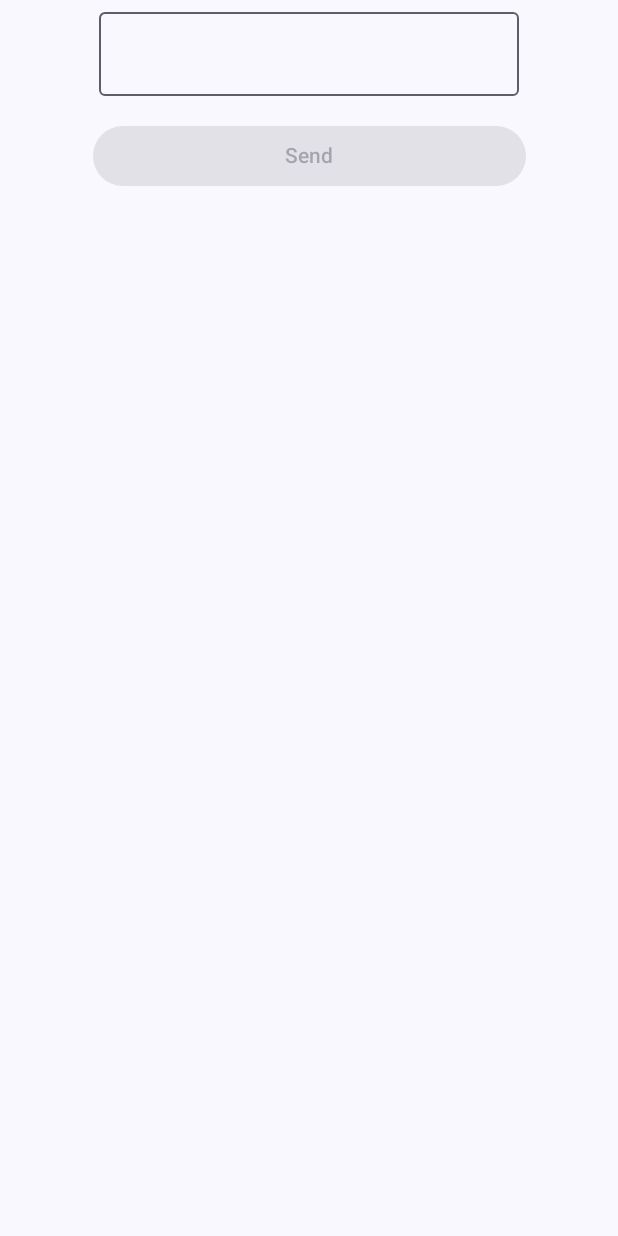
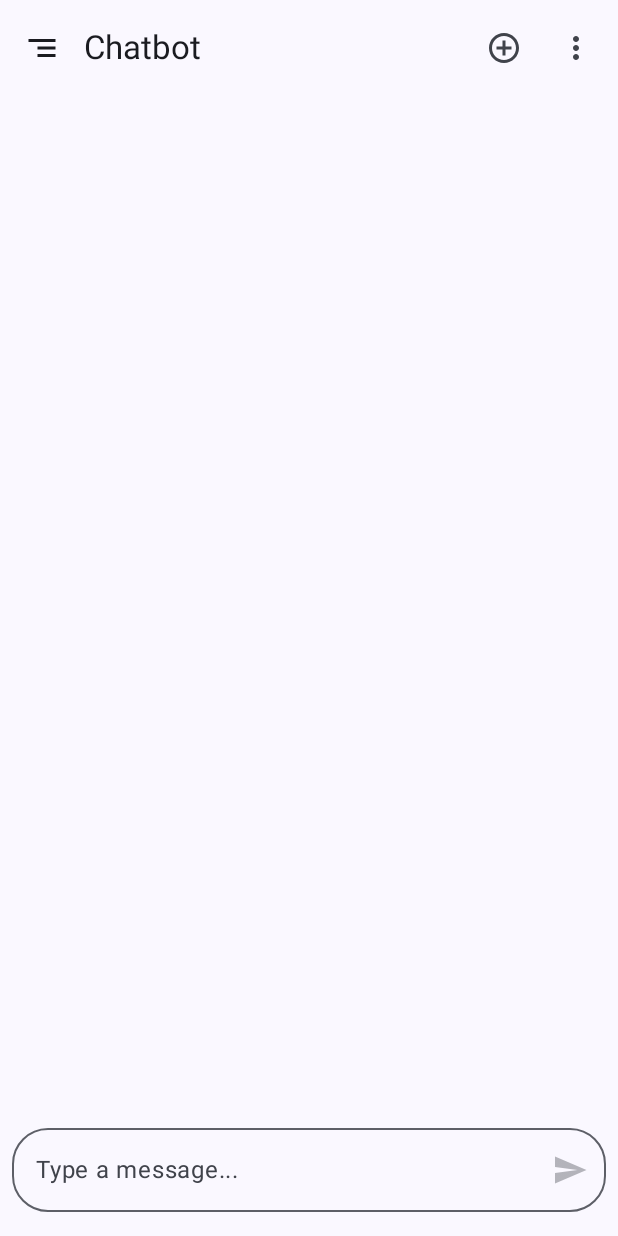
Before and after one commit to pranav5127/Chatbot, an Android app built with Jetpack Compose: the screen it shows after launch (MainActivity), on a phone screen of 412 x 824 dp. Run offline under Robolectric (Android 15) with nearby library versions, the phone set to English and light mode, and no system bars.

Commit message:
feat: Implement chat screen with message history and markdown support
This commit introduces the following changes:

- Adds ChatItem data class to represent chat messages.
- Creates QuickChatCard composable for displaying quick chat options.
- Updates build.gradle.kts to include necessary dependencies like richtext, material icons, and kotlinx serialization.
- Adds HomeScreen composable as the main screen which handles top and bottom bar
- Implements AppDrawerContent for history display
- Introduces a ChatHistoryDrawer composable for managing chat history.
- Creates a ResponseCard composable for displaying chat messages with markdown support.
- Updates MainActivity to use the HomeScreen composable.
- Implements a BottomBar composable for handling user input and sending messages.
- Implements logic for displaying loading indicators and error messages in the chat.
- Updates ChatScreen to use the new composables and layout.
- Adds a MarkdownText composable to handle text formatting
- Refactors ChatScreen to use a state managed by ChatScreenViewModel

```diff
--- a/app/src/main/java/com/app/chatbot/MainActivity.kt
+++ b/app/src/main/java/com/app/chatbot/MainActivity.kt
@@ -13,6 +13,7 @@ import androidx.compose.runtime.Composable
 import androidx.compose.ui.Modifier
 import androidx.compose.ui.tooling.preview.Preview
 import com.app.chatbot.presentation.ChatScreen
+import com.app.chatbot.presentation.HomeScreen
 import com.app.chatbot.ui.theme.ChatbotTheme
 
 class MainActivity : ComponentActivity() {
@@ -23,7 +24,7 @@ class MainActivity : ComponentActivity() {
             ChatbotTheme {
                 Scaffold(modifier = Modifier.fillMaxSize()) { innerPadding ->
                     Surface(modifier = Modifier.padding(innerPadding)) {
-                        ChatScreen()
+                        HomeScreen()
                     }
                 }
             }
--- a/app/src/main/java/com/app/chatbot/presentation/ChatScreen.kt
+++ b/app/src/main/java/com/app/chatbot/presentation/ChatScreen.kt
@@ -29,7 +29,6 @@ import androidx.lifecycle.viewmodel.compose.viewModel
 @Composable
 fun ChatScreen(chatScreenViewModel: ChatScreenViewModel = viewModel()) {
     var query by remember { mutableStateOf("") }
-
     val responses = chatScreenViewModel.responses.value
     val isLoading = chatScreenViewModel.isLoading.value
     val errorMessage = chatScreenViewModel.errorMessage.value
--- /dev/null
+++ b/app/src/main/java/com/app/chatbot/presentation/HomeScreen.kt
@@ -0,0 +1,237 @@
+package com.app.chatbot.presentation
+
+import androidx.compose.foundation.layout.Arrangement
+import androidx.compose.foundation.layout.Column
+import androidx.compose.foundation.layout.PaddingValues
+import androidx.compose.foundation.layout.Row
+import androidx.compose.foundation.layout.fillMaxSize
+import androidx.compose.foundation.layout.fillMaxWidth
+import androidx.compose.foundation.layout.padding
+import androidx.compose.foundation.lazy.LazyColumn
+import androidx.compose.foundation.lazy.items
+import androidx.compose.foundation.shape.RoundedCornerShape
+import androidx.compose.material.icons.Icons
+import androidx.compose.material.icons.automirrored.filled.Segment
+import androidx.compose.material.icons.automirrored.filled.Send
+import androidx.compose.material.icons.filled.AddCircleOutline
+import androidx.compose.material.icons.filled.MoreVert
+import androidx.compose.material3.CircularProgressIndicator
+import androidx.compose.material3.DrawerState
+import androidx.compose.material3.ExperimentalMaterial3Api
+import androidx.compose.material3.Icon
+import androidx.compose.material3.IconButton
+import androidx.compose.material3.MaterialTheme
+import androidx.compose.material3.ModalDrawerSheet
+import androidx.compose.material3.ModalNavigationDrawer
+import androidx.compose.material3.NavigationDrawerItem
+import androidx.compose.material3.OutlinedTextField
+import androidx.compose.material3.Scaffold
+import androidx.compose.material3.Text
+import androidx.compose.material3.TopAppBar
+import androidx.compose.material3.TopAppBarDefaults
+import androidx.compose.material3.rememberDrawerState
+import androidx.compose.runtime.Composable
+import androidx.compose.runtime.getValue
+import androidx.compose.runtime.mutableStateListOf
+import androidx.compose.runtime.mutableStateOf
+import androidx.compose.runtime.remember
+import androidx.compose.runtime.rememberCoroutineScope
+import androidx.compose.runtime.setValue
+import androidx.compose.ui.Modifier
+import androidx.compose.ui.tooling.preview.Preview
+import androidx.compose.ui.unit.dp
+import androidx.lifecycle.viewmodel.compose.viewModel
+import com.app.chatbot.presentation.components.ResponseCard
+import kotlinx.coroutines.CoroutineScope
+import kotlinx.coroutines.launch
+
+@OptIn(ExperimentalMaterial3Api::class)
+@Composable
+fun HomeScreen() {
+    val drawerState = rememberDrawerState(initialValue = androidx.compose.material3.DrawerValue.Closed)
+    val scope = rememberCoroutineScope()
+
+    ModalNavigationDrawer(
+        drawerState = drawerState,
+        drawerContent = {
+            AppDrawerContent(
+                drawerState = drawerState,
+                scope = scope,
+                onDrawerItemClick = { /* Handle item click */ }
+            )
+        }
+    ) {
+        Scaffold(
+            modifier = Modifier.fillMaxSize(),
+            topBar = {
+                TopBar(onNavigationIconClick = {
+                    scope.launch {
+                        drawerState.open()
+                    }
+                })
+            },
+            bottomBar = {
+                BottomBar()
+            }
+        ) { paddingValues ->
+            Chats(paddingValues = paddingValues)
+        }
+    }
+}
+
+@Composable
+fun AppDrawerContent(
+    drawerState: DrawerState,
+    scope: CoroutineScope,
+    onDrawerItemClick: () -> Unit
+) {
+    ModalDrawerSheet {
+        Text("History", modifier = Modifier.padding(16.dp))
+        NavigationDrawerItem(
+            label = { Text("Item 1") },
+            selected = false,
+            onClick = {
+                scope.launch {
+                    drawerState.close()
+                }
+                onDrawerItemClick()
+
+            }
+        )
+        NavigationDrawerItem(
+            label = { Text("Item 2") },
+            selected = false,
+            onClick = {
+                scope.launch {
+                    drawerState.close()
+                }
+                onDrawerItemClick()
+
+            }
+        )
+    }
+}
+
+
+@OptIn(ExperimentalMaterial3Api::class)
+@Composable
+fun TopBar(onNavigationIconClick: () -> Unit) {
+    TopAppBar(
+        colors = TopAppBarDefaults.topAppBarColors(
+            containerColor = MaterialTheme.colorScheme.background,
+        ),
+        title = { Text(text = "Chatbot") },
+        navigationIcon = {
+            IconButton(onClick = onNavigationIconClick) {
+                Icon(
+                    imageVector = Icons.AutoMirrored.Filled.Segment,
+                    contentDescription = "List",
+                )
+            }
+        },
+        actions = {
+            IconButton(onClick = {}) {
+                Icon(
+                    imageVector = Icons.Filled.AddCircleOutline,
+                    contentDescription = "New Chat",
+                )
+            }
+            IconButton(onClick = {}) {
+                Icon(
+                    imageVector = Icons.Filled.MoreVert,
+                    contentDescription = "Options",
+                )
+            }
+        }
+    )
+}
+
+@Composable
+fun BottomBar(chatScreenViewModel: ChatScreenViewModel = viewModel()) {
+    var query by remember { mutableStateOf("") }
+
+    Column(
+        modifier = Modifier.fillMaxWidth()
+    ) {
+        OutlinedTextField(
+            value = query,
+            onValueChange = { query = it },
+            modifier = Modifier
+                .fillMaxWidth()
+                .padding(horizontal = 8.dp, vertical = 16.dp),
+            shape = RoundedCornerShape(24.dp),
+            placeholder = { Text("Type a message...") },
+            trailingIcon = {
+                IconButton(
+                    onClick = {
+                        chatScreenViewModel.sendQuery(query)
+                        query = ""
+                    },
+                    enabled = query.isNotEmpty()
+                ) {
+                    Icon(
+                        imageVector = Icons.AutoMirrored.Filled.Send,
+                        contentDescription = "Send"
+                    )
+                }
+            }
+        )
+    }
+}
+
+@Composable
+fun Chats(chatScreenViewModel: ChatScreenViewModel = viewModel(), paddingValues: PaddingValues) {
+
+    val responses = chatScreenViewModel.responses.value
+    val isLoading = chatScreenViewModel.isLoading.value
+    val errorMessage = chatScreenViewModel.errorMessage.value
+    Column(
+        modifier = Modifier
+            .fillMaxSize()
+            .padding(paddingValues)
+    ) {
+        LazyColumn(
+            modifier = Modifier
+                .weight(1f)
+                .fillMaxWidth(),
+            contentPadding = PaddingValues(16.dp),
+        ) {
+            items(responses) { response ->
+                ResponseCard(response)
+            }
+        }
+
+        // Loading and error indicators
+        if (isLoading) {
+            Row(
+                modifier = Modifier
+                    .fillMaxWidth()
+                    .padding(16.dp),
+                horizontalArrangement = Arrangement.Center
+            ) {
+                CircularProgressIndicator()
+            }
+        }
+
+        errorMessage?.let {
+            Row(
+                modifier = Modifier
+                    .fillMaxWidth()
+                    .padding(16.dp),
+                horizontalArrangement = Arrangement.Center
+            ) {
+                Text(
+                    text = "Error: $it",
+                    color = MaterialTheme.colorScheme.error,
+                    style = MaterialTheme.typography.bodyMedium
+                )
+            }
+        }
+    }
+}
+
+@Preview(showBackground = true)
+@Composable
+fun HomeScreenPreview() {
+    HomeScreen()
+}
--- /dev/null
+++ b/app/src/main/java/com/app/chatbot/presentation/model/ChatItem.kt
@@ -0,0 +1,6 @@
+package com.app.chatbot.presentation.model
+
+data class ChatItem(
+    val text: String,
+    val isUser: Boolean
+)
```
Also changed, not shown: app/build.gradle.kts (+6 -6 lines), app/src/main/java/com/app/chatbot/presentation/components/ChatCard.kt (added, +47 -0 lines), app/src/main/java/com/app/chatbot/presentation/components/ChatHistoryDrawer.kt (added, +97 -0 lines), app/src/main/java/com/app/chatbot/presentation/components/ResponseCard.kt (added, +89 -0 lines), gradle/libs.versions.toml (+9 -7 lines).
